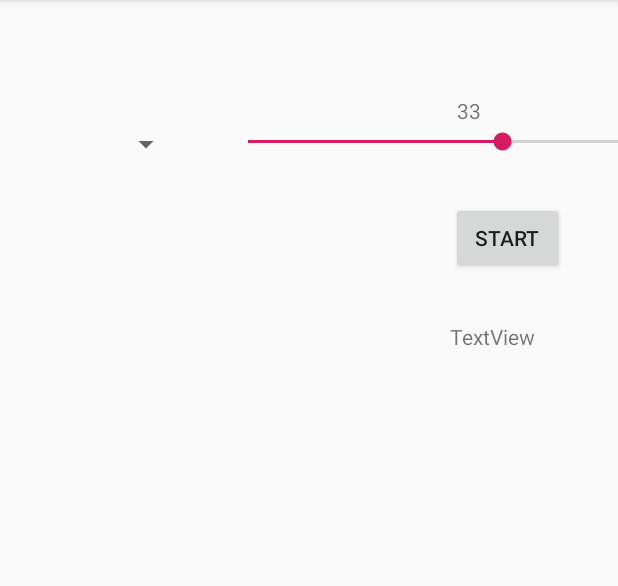
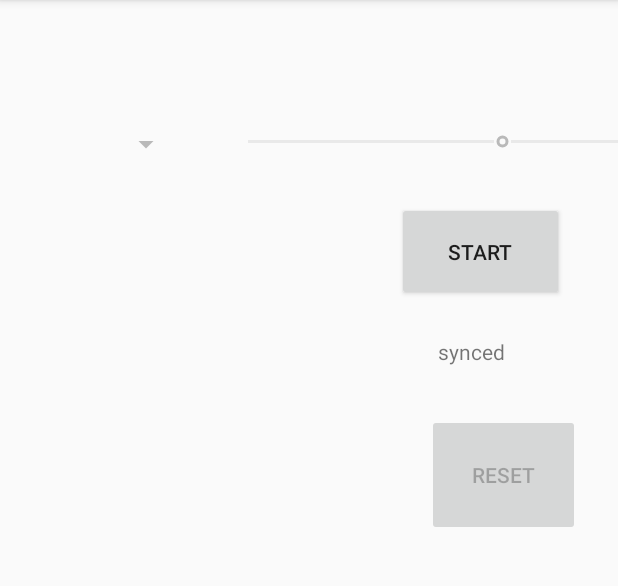
Before and after one commit to JvanKatwijk/dab-server, an Android app: the screen it shows after launch (MainActivity), on a phone screen of 412 x 824 dp, the part 84-670 px from its top. Run offline under Robolectric (Android 15) with nearby library versions, the phone set to English and light mode, and no system bars.

Commit message:
added reset button

```diff
--- a/android client/app/src/main/java/com/example/jan/dabradio/MainActivity.java
+++ b/android client/app/src/main/java/com/example/jan/dabradio/MainActivity.java
@@ -36,11 +36,13 @@ public class MainActivity extends AppCompatActivity implements Signals {
     private ArrayList<Object>   BTResultMac;
     private CountDownTimer      scanTimer;
     private Button              startButton;
+    private Button              resetButton;
     private Button              autogainButton;
     private SeekBar             ifgainReduction;
     private Spinner             lnaState;
     private ListView            services;
     private ArrayList<String>   theServices;
+    static ArrayAdapter<String>serviceAdapter;
     private ListView            lResult;
     private BluetoothAdapter    myBluetoothAdapter;
     private BluetoothDevice     device;
@@ -53,7 +55,6 @@ public class MainActivity extends AppCompatActivity implements Signals {
     Integer [] lnastateValues = new Integer [] {0, 1, 2, 3, 4, 5, 6, 7, 8, 9};
     static ArrayAdapter<Integer> lnaAdapter;
     static ArrayList<String> serviceItems;
-    static ArrayAdapter<String>serviceAdapter;
     private static UUID my_uuid = UUID.fromString ("00001101-0000-1000-8000-00805f9b34fb");
 
     @Override
@@ -70,8 +71,12 @@ public class MainActivity extends AppCompatActivity implements Signals {
         tStatus         = (TextView)findViewById (R. id. statusLabel);
         startButton     = (Button)  findViewById (R. id. startButton);
         autogainButton  = (Button)  findViewById (R. id. autogainButton);
+        resetButton     = (Button)  findViewById (R. id. resetButton);
+        resetButton.    setEnabled (false);
         ifgainReduction = (SeekBar) findViewById (R. id. ifgainReduction);
+        ifgainReduction. setEnabled (false);
         lnaState        = (Spinner) findViewById (R. id. lnaState);
+        lnaState.       setEnabled (false);
         services        = (ListView)findViewById (R. id. services);
         lResult         = (ListView) findViewById(R. id. lResult);
         ensembleLabel   = (TextView)findViewById (R. id. ensembleLabel);
@@ -157,6 +162,9 @@ public class MainActivity extends AppCompatActivity implements Signals {
 
                 tStatus.setText ("Connected");
                 toaster ("Connected, going forward");
+                resetButton. setEnabled (true);
+                ifgainReduction. setEnabled (true);
+                lnaState. setEnabled (true);
             }
         });
 
@@ -176,8 +184,16 @@ public class MainActivity extends AppCompatActivity implements Signals {
 //
 //      Open Button
         startButton. setOnClickListener (new View.OnClickListener() {
-            public void onClick(View v) {
+            public void onClick (View v) {
                 int result = connectRadio ();
+            }
+        });
+
+//
+//      Reset Button
+        resetButton. setOnClickListener (new View. OnClickListener () {
+            public void onClick (View v) {
+                doReset ();
             }
         });
 //
@@ -262,7 +278,17 @@ public class MainActivity extends AppCompatActivity implements Signals {
     }
 //
 //	The signals (should) lead to changing the GUI
-    public  void    show_ensembleName       (String s1, int s2) {}
+
+    public void  doReset () {
+        theServices. clear ();
+        serviceAdapter. clear ();
+        my_radioInterface. doReset ();
+    }
+
+    public  void    show_ensembleName       (String s1, int s2) {
+        ensembleLabel. setText (s1);
+    }
+
     public  void    show_serviceName        (String s1) {
         serviceItems. add (s1);
         serviceAdapter. notifyDataSetChanged ();
--- a/android client/app/src/main/java/com/example/jan/dabradio/radioInterface.java
+++ b/android client/app/src/main/java/com/example/jan/dabradio/radioInterface.java
@@ -361,7 +361,7 @@ public class radioInterface extends Thread {
            } catch (Exception e) {}
         }
 
-        public	void	reset	() {
+        public	void	doReset	() {
            byte data [] = new byte [4];
            data [0] = (byte)Q_RESET;
            data [1] = (byte)0;
--- a/android client/app/src/main/res/layout/activity_main.xml
+++ b/android client/app/src/main/res/layout/activity_main.xml
@@ -8,8 +8,8 @@
 
     <Button
         android:id="@+id/startButton"
-        android:layout_width="75dp"
-        android:layout_height="0dp"
+        android:layout_width="111dp"
+        android:layout_height="66dp"
         android:layout_marginTop="16dp"
         android:layout_marginEnd="36dp"
         android:layout_marginRight="36dp"
@@ -29,6 +29,7 @@
         android:layout_marginBottom="60dp"
         app:layout_constraintBottom_toTopOf="@+id/services"
         app:layout_constraintEnd_toStartOf="@+id/ifgainReduction"
+        app:layout_constraintHorizontal_chainStyle="spread_inside"
         app:layout_constraintStart_toStartOf="parent"
         app:layout_constraintTop_toTopOf="parent" />
 
@@ -62,47 +63,50 @@
 
     <ListView
         android:id="@+id/lResult"
-        android:layout_width="176dp"
-        android:layout_height="616dp"
-        android:layout_marginStart="512dp"
-        android:layout_marginLeft="512dp"
-        android:layout_marginTop="212dp"
+        android:layout_width="175dp"
+        android:layout_height="491dp"
+        android:layout_marginStart="21dp"
+        android:layout_marginLeft="21dp"
+        android:layout_marginTop="112dp"
         android:layout_marginEnd="140dp"
         android:layout_marginRight="140dp"
-        android:layout_marginBottom="22dp"
-        app:layout_constraintBottom_toTopOf="@+id/myLabel"
+        android:layout_marginBottom="41dp"
+        app:layout_constraintBottom_toTopOf="@+id/statusLabel"
         app:layout_constraintEnd_toEndOf="parent"
-        app:layout_constraintStart_toEndOf="@+id/open"
-        app:layout_constraintTop_toTopOf="parent" />
+        app:layout_constraintStart_toEndOf="@+id/services"
+        app:layout_constraintTop_toBottomOf="@+id/autogainButton" />
 
     <TextView
         android:id="@+id/syncLabel"
-        android:layout_width="72dp"
-        android:layout_height="48dp"
-        android:layout_marginStart="236dp"
-        android:layout_marginLeft="236dp"
-        android:layout_marginTop="32dp"
+        android:layout_width="80dp"
+        android:layout_height="67dp"
+        android:layout_marginStart="28dp"
+        android:layout_marginLeft="28dp"
+        android:layout_marginTop="24dp"
         android:layout_marginEnd="40dp"
         android:layout_marginRight="40dp"
-        android:text="TextView"
+        android:text="synced"
         app:layout_constraintEnd_toEndOf="parent"
         app:layout_constraintHorizontal_bias="1.0"
-        app:layout_constraintStart_toEndOf="@+id/services"
+        app:layout_constraintStart_toEndOf="@+id/lResult"
         app:layout_constraintTop_toBottomOf="@+id/startButton" />
 
     <TextView
         android:id="@+id/stereoLabel"
-        android:layout_width="69dp"
-        android:layout_height="41dp"
-        android:layout_marginTop="44dp"
-        android:layout_marginEnd="36dp"
-        android:layout_marginRight="36dp"
-        android:layout_marginBottom="751dp"
-        android:text="TextView"
-        app:layout_constraintBottom_toTopOf="@+id/dynamicLabel"
+        android:layout_width="86dp"
+        android:layout_height="69dp"
+        android:layout_marginStart="22dp"
+        android:layout_marginLeft="22dp"
+        android:layout_marginTop="11dp"
+        android:layout_marginEnd="32dp"
+        android:layout_marginRight="32dp"
+        android:layout_marginBottom="772dp"
+        android:text="Stereo"
+        app:layout_constraintBottom_toBottomOf="parent"
         app:layout_constraintEnd_toEndOf="parent"
-        app:layout_constraintTop_toBottomOf="@+id/syncLabel"
-        app:layout_constraintVertical_bias="0.047" />
+        app:layout_constraintHorizontal_bias="0.0"
+        app:layout_constraintStart_toEndOf="@+id/lResult"
+        app:layout_constraintTop_toBottomOf="@+id/syncLabel" />
 
     <TextView
         android:id="@+id/dynamicLabel"
@@ -124,25 +128,28 @@
 
     <TextView
         android:id="@+id/gainLabel"
-        android:layout_width="71dp"
-        android:layout_height="67dp"
-        android:layout_marginStart="104dp"
-        android:layout_marginLeft="104dp"
-        android:layout_marginTop="64dp"
-        android:layout_marginEnd="36dp"
-        android:layout_marginRight="36dp"
+        android:layout_width="87dp"
+        android:layout_height="41dp"
+        android:layout_marginStart="42dp"
+        android:layout_marginLeft="42dp"
+        android:layout_marginTop="58dp"
+        android:layout_marginEnd="51dp"
+        android:layout_marginRight="51dp"
+        android:layout_marginBottom="89dp"
         android:text="TextView"
-        app:layout_constraintEnd_toEndOf="parent"
-        app:layout_constraintHorizontal_bias="1.0"
+        app:layout_constraintBottom_toTopOf="@+id/lResult"
+        app:layout_constraintEnd_toStartOf="@+id/autogainButton"
+        app:layout_constraintHorizontal_bias="0.062"
         app:layout_constraintStart_toEndOf="@+id/ifgainReduction"
-        app:layout_constraintTop_toTopOf="parent" />
+        app:layout_constraintTop_toTopOf="parent"
+        app:layout_constraintVertical_bias="0.576" />
 
     <TextView
         android:id="@+id/ensembleLabel"
-        android:layout_width="408dp"
-        android:layout_height="43dp"
-        android:layout_marginStart="48dp"
-        android:layout_marginLeft="48dp"
+        android:layout_width="409dp"
+        android:layout_height="30dp"
+        android:layout_marginStart="56dp"
+        android:layout_marginLeft="56dp"
         android:layout_marginTop="27dp"
         android:layout_marginEnd="233dp"
         android:layout_marginRight="233dp"
@@ -155,32 +162,45 @@
 
     <Button
         android:id="@+id/autogainButton"
-        android:layout_width="0dp"
-        android:layout_height="48dp"
-        android:layout_marginStart="72dp"
-        android:layout_marginLeft="72dp"
-        android:layout_marginTop="64dp"
-        android:layout_marginEnd="49dp"
-        android:layout_marginRight="49dp"
-        android:text="Button"
-        app:layout_constraintEnd_toStartOf="@+id/gainLabel"
+        android:layout_width="120dp"
+        android:layout_height="54dp"
+        android:layout_marginStart="164dp"
+        android:layout_marginLeft="164dp"
+        android:layout_marginTop="68dp"
+        android:text="autogain"
         app:layout_constraintStart_toEndOf="@+id/ifgainReduction"
         app:layout_constraintTop_toTopOf="parent" />
 
     <TextView
         android:id="@+id/statusLabel"
-        android:layout_width="186dp"
-        android:layout_height="47dp"
-        android:layout_marginStart="20dp"
-        android:layout_marginLeft="20dp"
-        android:layout_marginTop="43dp"
-        android:layout_marginEnd="130dp"
-        android:layout_marginRight="130dp"
-        android:layout_marginBottom="89dp"
+        android:layout_width="184dp"
+        android:layout_height="45dp"
+        android:layout_marginStart="16dp"
+        android:layout_marginLeft="16dp"
+        android:layout_marginTop="41dp"
+        android:layout_marginEnd="136dp"
+        android:layout_marginRight="136dp"
+        android:layout_marginBottom="216dp"
         android:text="TextView"
         app:layout_constraintBottom_toTopOf="@+id/dynamicLabel"
         app:layout_constraintEnd_toEndOf="parent"
         app:layout_constraintStart_toEndOf="@+id/services"
         app:layout_constraintTop_toBottomOf="@+id/lResult" />
 
+    <Button
+        android:id="@+id/resetButton"
+        android:layout_width="102dp"
+        android:layout_height="81dp"
+        android:layout_marginStart="12dp"
+        android:layout_marginLeft="12dp"
+        android:layout_marginTop="33dp"
+        android:layout_marginEnd="26dp"
+        android:layout_marginRight="26dp"
+        android:layout_marginBottom="522dp"
+        android:text="reset"
+        app:layout_constraintBottom_toTopOf="@+id/dynamicLabel"
+        app:layout_constraintEnd_toEndOf="parent"
+        app:layout_constraintStart_toEndOf="@+id/lResult"
+        app:layout_constraintTop_toBottomOf="@+id/stereoLabel" />
+
 </android.support.constraint.ConstraintLayout>
```
Also changed, not shown: 1 other file.
